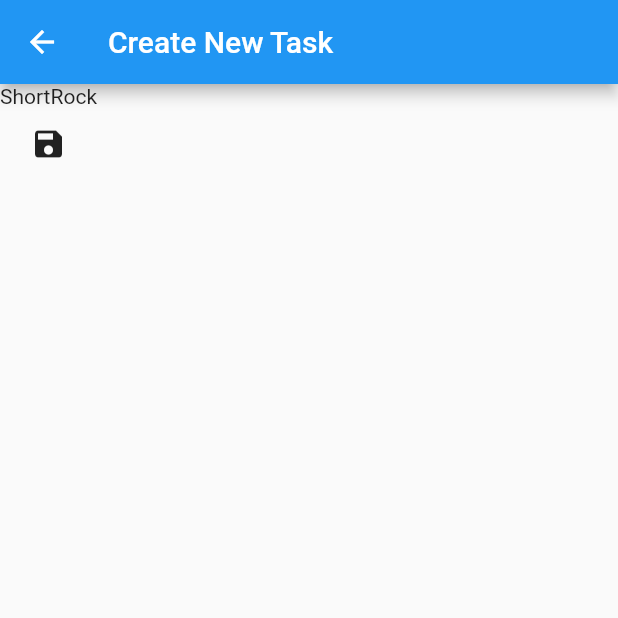
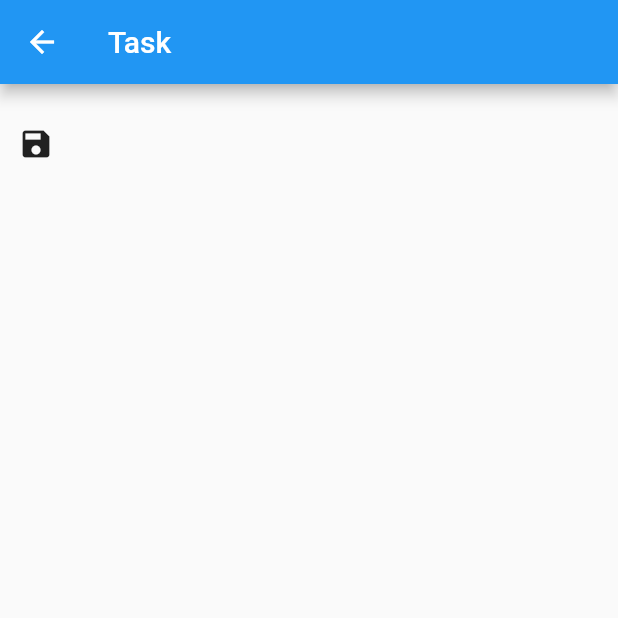
Before and after one commit to rsogo/flutter-todo-app, a Flutter app: the screen it shows after launch, after a tap on the "add box" icon, on a phone screen of 412 x 824 dp, the top half of it. Run offline on Flutter 3.47's test engine with Material 2 defaults, Android fonts, the phone set to English and light mode, and no system bars.

Commit message:
ListのItemを選択して、画面遷移するようにした

```diff
--- a/lib/main.dart
+++ b/lib/main.dart
@@ -4,7 +4,6 @@
 
 import 'package:flutter/material.dart';
 import 'package:flutter_todo_app/models/cart.dart';
-import 'package:flutter_todo_app/screens/task.dart';
 import 'package:flutter_todo_app/screens/task_list.dart';
 import 'package:provider/provider.dart';
 
@@ -24,7 +23,6 @@ class MyApp extends StatelessWidget {
           initialRoute: '/tasks/',
           routes: {
             '/tasks/': (context) => const TaskList(),
-            '/task/': (context) => const Task(),
           },
         ));
   }
--- a/lib/screens/task.dart
+++ b/lib/screens/task.dart
@@ -1,4 +1,3 @@
-import 'package:english_words/english_words.dart';
 import 'package:flutter/material.dart';
 import 'package:provider/provider.dart';
 
@@ -6,22 +5,37 @@ import '../models/item.dart';
 import '../models/cart.dart';
 
 class Task extends StatelessWidget {
-  const Task({super.key});
+  int position;
+  // Item item;
+  Task(this.position);
 
   @override
   Widget build(BuildContext context) {
-    var name = WordPair.random().asPascalCase;
+    print('position={$position}');
+
+    var item;
+    if (position == -1) {
+      item = Item(1, "");
+    } else {
+      item = context.select<CartModel, Item>(
+        // Here, we are only interested in the item at [index]. We don't care
+        // about any other change.
+        (catalog) => catalog.getByPosition(position),
+      );
+    }
+
     return Scaffold(
         appBar: AppBar(
-          title: const Text('Create New Task'),
+          title:
+              item == null ? const Text('Create New Task') : const Text('Task'),
         ),
         body: Column(children: [
-          Text(name),
+          Text(item.name),
           IconButton(
             icon: const Icon(Icons.save),
             onPressed: () {
               var cart = context.read<CartModel>();
-              var item = Item(1, name);
+              var item = Item(1, "todo");
               cart.add(item);
               Navigator.pop(context);
             },
--- a/lib/screens/task_list.dart
+++ b/lib/screens/task_list.dart
@@ -19,8 +19,9 @@ class TaskList extends StatelessWidget {
             onPressed: () {
               Navigator.push(
                   context,
-                MaterialPageRoute(builder: (context) => const Task()),
-              );
+                  MaterialPageRoute(
+                    builder: (context) => Task(-1),
+                  ));
             },
           )
         ],
@@ -58,6 +59,14 @@ class _TaskListItem extends StatelessWidget {
       padding: const EdgeInsets.symmetric(horizontal: 16, vertical: 8),
       child: LimitedBox(
         maxHeight: 48,
+        child: GestureDetector(
+          onTap: () {
+            Navigator.push(
+                context,
+                MaterialPageRoute(
+                  builder: (context) => Task(index),
+                ));
+          },
           child: Row(
             children: [
               AspectRatio(
@@ -71,8 +80,8 @@ class _TaskListItem extends StatelessWidget {
                 child: Text(item.name, style: textTheme),
               ),
               const SizedBox(width: 24),
-            // _AddButton(item: item),
             ],
+          ),
         ),
       ),
     );
--- a/pubspec.yaml
+++ b/pubspec.yaml
@@ -34,7 +34,6 @@ dependencies:
   # The following adds the Cupertino Icons font to your application.
   # Use with the CupertinoIcons class for iOS style icons.
   cupertino_icons: ^1.0.2
-  english_words: ^4.0.0
   provider: ^6.0.0
 
 dev_dependencies:
```
Also changed, not shown: pubspec.lock. Lines whose indentation alone changed are shown as unchanged.
